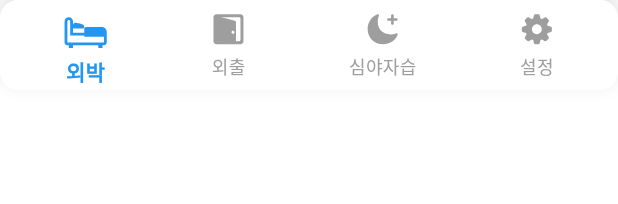
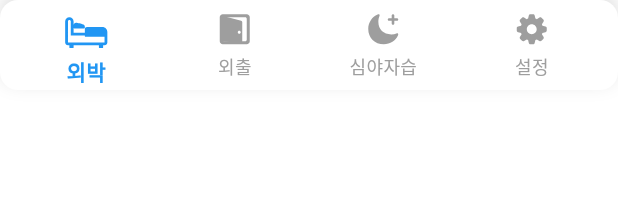
Before and after one commit to team-balt/easier-dodam, a Flutter app: the EasierDodamBottomNavigationBar widget shown alone on an empty page, opened directly with empty values, on a phone screen of 412 x 824 dp. Shown: the top 204 px of the screen. Run offline on Flutter 3.47's test engine with Material 3 defaults, Android fonts, the phone set to English and light mode, and no system bars; our stand-ins replace floor, flutter_secure_storage, flutter_svg, sqflite; missing offline and left inert: flutter_config; accounts and stored records are empty; generated files the repository leaves out were written again; Roboto replaces fonts that are missing (Pretendard).

Commit message:
fix: Navigation Animation

```diff
--- a/lib/component/bottom_navigation_bar.dart
+++ b/lib/component/bottom_navigation_bar.dart
@@ -30,7 +30,6 @@ class EasierDodamBottomNavigationBar extends StatelessWidget {
           ],
         ),
         child: Row(
-          mainAxisAlignment: MainAxisAlignment.spaceAround,
           children: [
             _buildNavItem(
               context,
@@ -66,10 +65,16 @@ class EasierDodamBottomNavigationBar extends StatelessWidget {
       {required String icon, required String label, required int index}) {
     final isSelected = index == selectedIndex;
 
-    return GestureDetector(
+    return Expanded(
+      child: GestureDetector(
+        behavior: HitTestBehavior.opaque,
         onTap: () => onItemTapped(index),
+        onTapDown: (_) {
+          debugPrint("tap down");
+        },
         child: Column(
-        mainAxisSize: MainAxisSize.min,
+          mainAxisSize: MainAxisSize.max,
+          mainAxisAlignment: MainAxisAlignment.center,
           children: [
             SvgPicture.asset(
               icon,
@@ -88,6 +93,7 @@ class EasierDodamBottomNavigationBar extends StatelessWidget {
             ),
           ],
         ),
+      ),
     );
   }
 }
--- a/lib/feature/logout/logout.dart
+++ b/lib/feature/logout/logout.dart
@@ -20,12 +20,10 @@ class SettingScreen extends StatefulWidget {
 }
 
 class _SettingScreenState extends State<SettingScreen> {
-  int _selectedIndex = 2;
+  int _selectedIndex = 3;
 
   void _onItemTapped(int index) {
     setState(() {
-      _selectedIndex = index;
-
       switch (index) {
         case 0:
           Navigator.pushReplacementNamed(context, outSleepingRoute);
--- a/lib/main.dart
+++ b/lib/main.dart
@@ -56,6 +56,12 @@ class MyApp extends StatelessWidget {
           useMaterial3: true,
           fontFamily: "Pretendard",
           scaffoldBackgroundColor: EasierDodamColors.staticWhite,
+          pageTransitionsTheme: PageTransitionsTheme(
+            builders: {
+              TargetPlatform.android: _NoAnimationTransition(),
+              TargetPlatform.iOS: _NoAnimationTransition(),
+            },
+          ),
         ),
         initialRoute: 'splash',
         routes: {
@@ -126,3 +132,15 @@ class SplashScreen extends StatelessWidget {
     );
   }
 }
+
+class _NoAnimationTransition extends PageTransitionsBuilder {
+  @override
+  Widget buildTransitions<T>(
+      PageRoute<T> route,
+      BuildContext context,
+      Animation<double> animation,
+      Animation<double> secondaryAnimation,
+      Widget child) {
+    return child;
+  }
+}
```
Also changed, not shown: lib/feature/night_study/night_study.dart (+3 -8 lines), lib/utiles/utile.dart (line endings or trailing spaces), 1 other file. Lines whose indentation alone changed are shown as unchanged.
